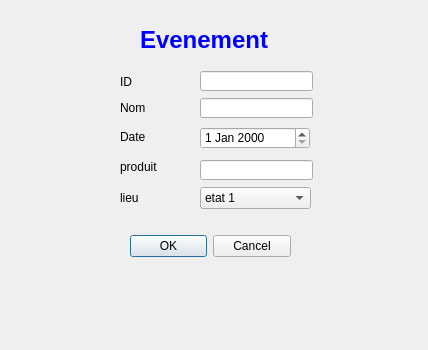
First picture: the form in add_evenement.ui, repository ramy25bh3/Pastry_Plus, before the edit.
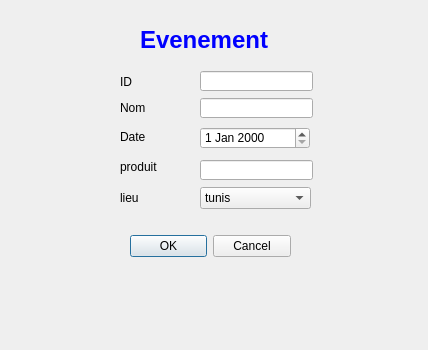
Second picture: the form after the edit.

Diff of the .ui file:
```diff
--- a/add_evenement.ui
+++ b/add_evenement.ui
@@ -80,7 +80,7 @@
    </property>
    <item>
     <property name="text">
-     <string>etat 1</string>
+     <string>tunis</string>
     </property>
    </item>
    <item>
```
Left out of the diff: 6 changed lines with no effect on the pictures.
